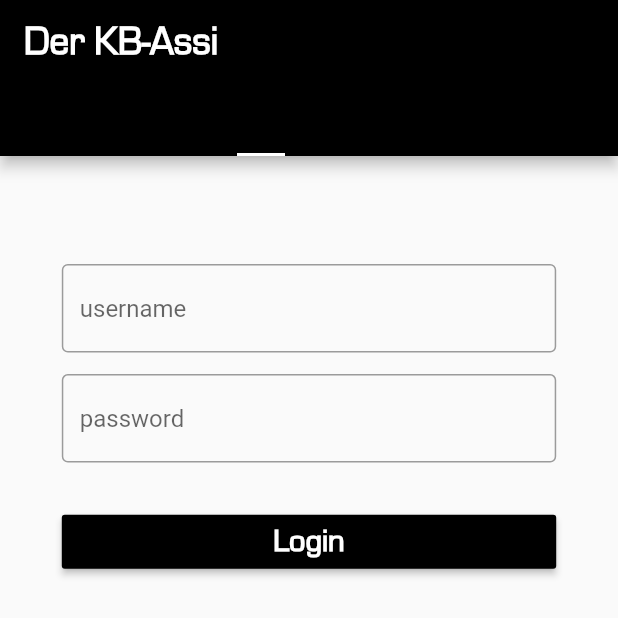
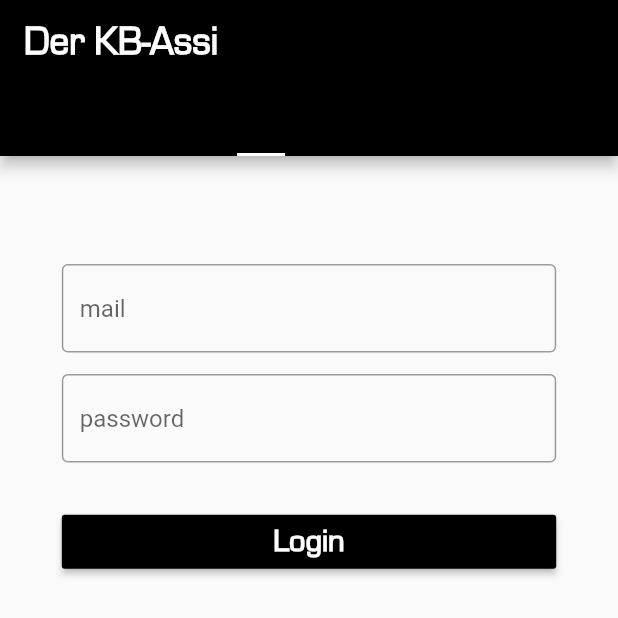
Before and after one commit to YaRic/kbAssistant, a Flutter app: the screen it shows after launch, on a phone screen of 412 x 824 dp, the top half of it. Run offline on Flutter 3.47's test engine with Material 2 defaults, Android fonts, the phone set to English and light mode, and no system bars; our stand-ins replace liquid_pull_to_refresh, shared_preferences; missing offline and left inert: clipboard, swipebuttonflutter.

```diff
--- a/lib/model/league.dart
+++ b/lib/model/league.dart
@@ -1,7 +1,11 @@
 import 'package:kbAssistant/model/Player.dart';
 
+//Object that represents a league
 class League {
+  // ID of the league
   String id;
+
+  // Name of the league
   String name;
 
   League(this.id, this.name);
--- a/lib/model/matchday.dart
+++ b/lib/model/matchday.dart
@@ -1,12 +1,17 @@
 import './user.dart';
 
+// Object that represents a matchday
 class Matchday {
+
+  //Number of the matchday example "1" for first matchday of the season
   int matchDay;
 
+  // Represents the table for one matchday, Map of place and user
   Map<int, User> table;
 
   Matchday({this.matchDay, this.table});
 
+  // Factory that creates an matchday out of on json response of placements
   factory Matchday.fromJson(Map<String, dynamic> json) {
     return Matchday(
       matchDay: json['day'],
@@ -14,6 +19,7 @@ class Matchday {
     );
   }
 
+  // Helper method that parse the table part of the response (called by factory)
   static Map<int, User> parseTable(tableJSON) {
     var list = tableJSON as List;
     Map<int, User> table = new Map<int, User>();
--- a/lib/model/offer.dart
+++ b/lib/model/offer.dart
@@ -1,8 +1,13 @@
+// Object that represents an offer
 class Offer {
+
+  // Id of an Offer (important to accept it later for example)
   String id;
 
+  // price / value of the offer
   double price;
 
+  // time until the offer is valid
   DateTime validUntil;
 
   Offer({
@@ -11,6 +16,7 @@ class Offer {
     this.validUntil,
   });
 
+  // Facotry that creates an offer out of an json response part
   factory Offer.fromJson(Map<String, dynamic> json) {
     DateTime validUntil = new DateTime(2222);
 
--- a/lib/model/placements.dart
+++ b/lib/model/placements.dart
@@ -1,18 +1,24 @@
 import './matchday.dart';
 
+// Object that represents the placements for the current season
 class Placements {
+
+  // Number that represents the current matchday
   int currentDay;
 
+  // List of matchdays
   List<Matchday> matchdays;
 
   Placements({this.currentDay, this.matchdays});
 
+  // Factory that creates Placement object by parsing the response json
   factory Placements.fromJson(Map<String, dynamic> json) {
     return Placements(
         currentDay: json['currentDay'],
         matchdays: parseMatchdays(json['matchDays']));
   }
 
+  // parse Matchdays part of the json by using the factory of matchday class
   static List<Matchday> parseMatchdays(matchDayJSON) {
     var list = matchDayJSON as List;
     List<Matchday> result = list.map((i) {
--- a/lib/model/player.dart
+++ b/lib/model/player.dart
@@ -1,27 +1,33 @@
-import 'package:kbAssistant/model/player.dart';
-import '../connector/kickbase.dart';
-
 import './offer.dart';
 
+// Object that represents a player
 class Player {
+
+  // ID of the player
   String id;
 
+  // Firstname of the player
   String firstName;
 
+  // Last name of the player
   String lastName;
 
+  // Username of the owner of the player
   String ownerUsername;
 
+  // current market value
   double marketvalue;
 
+  // List of offers
   List<Offer> offers;
 
+  // Link to the cover URL
   String coverURL;
 
-  bool toSell;
-
+  // price that was payed for this player by the owner
   double boughtFor;
 
+  // Team ID of the Bundesliga club where the player plays
   String teamId;
 
   Player(
@@ -32,10 +38,10 @@ class Player {
       this.marketvalue,
       this.offers,
       this.coverURL,
-      this.toSell = false,
       this.boughtFor,
       this.teamId});
 
+  // Factory that parse the json from http response market call to a Player object
   factory Player.fromJson(Map<String, dynamic> json) {
     String username;
     String coverURL;
@@ -72,6 +78,7 @@ class Player {
         teamId: json['teamId']);
   }
 
+  // Helper that parse the offer part of the response
   static List<Offer> parseOffers(offerjson) {
     var list = offerjson as List;
     List<Offer> offerList =
--- a/lib/widget/login.dart
+++ b/lib/widget/login.dart
@@ -1,13 +1,19 @@
 import 'package:flutter/material.dart';
 
+// Widget for the Login page
 class LoginPage extends StatefulWidget {
-  Function _login;
+  // Function that should be executed after user fill the form
+  final Function _login;
 
-  Function _changeLeague;
+  // Function that changes the league (here used to trigger the display infomation, otherwise no data will be displayed after login)
+  final Function _changeLeague;
 
-  double width;
+  // width the widget should take
+  final double width;
 
-  double height;
+  // height the widget should take
+  final double height;
+
 
   LoginPage(this._login, this._changeLeague, this.width, this.height);
 
@@ -16,8 +22,11 @@ class LoginPage extends StatefulWidget {
 }
 
 class _LoginPageState extends State<LoginPage> {
+
+  // Controller to detect changes on the unsermane text field
   final usernameController = TextEditingController();
 
+  // Controller to detect changes on the unsermane password field
   final passwordController = TextEditingController();
 
   @override
@@ -32,7 +41,7 @@ class _LoginPageState extends State<LoginPage> {
             controller: usernameController,
             decoration: InputDecoration(
               border: OutlineInputBorder(),
-              hintText: 'username',
+              hintText: 'mail',
             ),
           ),
           SizedBox(
--- a/lib/widget/marketValueIncrease.dart
+++ b/lib/widget/marketValueIncrease.dart
@@ -4,7 +4,9 @@ import 'package:kbAssistant/widget/playerAvatar.dart';
 import '../model/player.dart';
 import '../connector/kickbase.dart';
 
+// Widget to show the market value in/decrease of the users players
 class MarketValueIncrease extends StatelessWidget {
+  //
   final List<Player> allPlayers;
 
   final double height;
--- a/lib/widget/playerAvatar.dart
+++ b/lib/widget/playerAvatar.dart
@@ -83,8 +83,8 @@ class PlayerAvatar extends StatelessWidget {
     {
       // Leipzig
       "teamId": "43",
-      "primaryColor": Color(0xFF0e0223c),
-      "secondaryColor": Color(0xFF0ffffff)
+      "primaryColor": Color(0xFF0ffffff),
+      "secondaryColor": Color(0xFF0e0223c)
     },
     {
       // Bremen
```
Also changed, not shown: lib/connector/kickbase.dart (+21 -6 lines), lib/main.dart (+35 -14 lines), lib/model/team.dart (deleted, +0 -13 lines), lib/model/user.dart (+11 -4 lines), lib/widget/budget.dart (+6 -1 lines).
